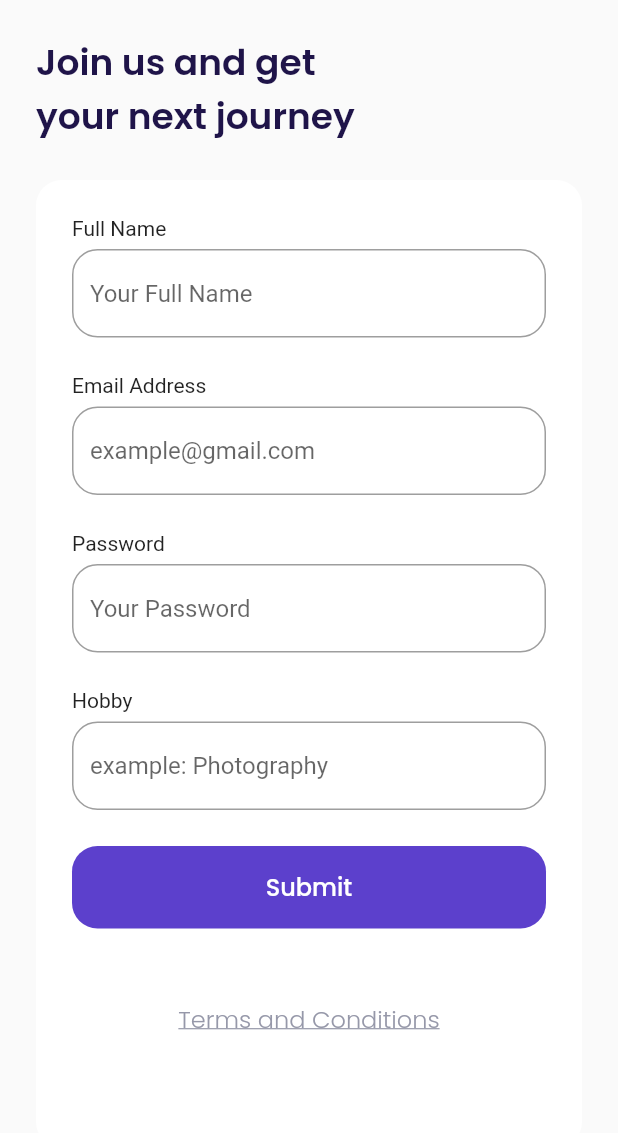
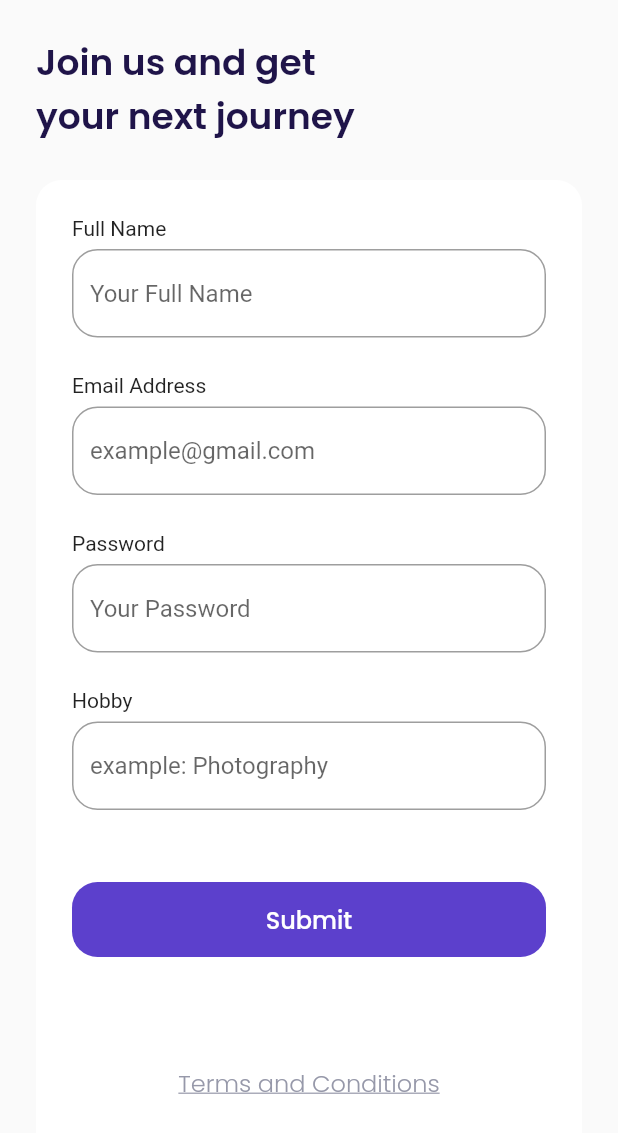
Before and after one commit to Bintaaaa/air_plane_flutter, a Flutter app: the screen it shows after launch, after a tap on "Get Started", on a phone screen of 412 x 824 dp. Shown: the top 1133 px of the screen. Run offline on Flutter 3.47's test engine with Material 2 defaults, Android fonts, the phone set to English and light mode, and no system bars; our stand-ins replace google_fonts.

Commit message:
item bottom withiout boilerplate

```diff
--- a/lib/ui/pages/get_started.dart
+++ b/lib/ui/pages/get_started.dart
@@ -1,3 +1,4 @@
+import 'package:air_plane/ui/widgets/item_button.dart';
 import 'package:flutter/material.dart';
 import '../../style/theme.dart';
 
@@ -43,29 +44,9 @@ class GetStartedPage extends StatelessWidget {
                   ),
                   textAlign: TextAlign.center,
                 ),
-                Container(
-                  margin: EdgeInsets.only(top: defaultMargin,bottom: defaultMargin),
-                  width: 220,
-                  height: 50,
-                  child: TextButton(
-                    onPressed: (){
-                      Navigator.pushNamed(context, '/sign-up-page');
-                    },
-                    style: TextButton.styleFrom(
-                      backgroundColor: kPrimaryColor,
-                      shape: RoundedRectangleBorder(
-                        borderRadius: BorderRadius.circular(defaultRadius)
-                      )
-                    ),
-                    child: Text(
-                      "Get Started",
-                      style: whiteTextStyle.copyWith(
-                        fontSize: 16,
-                        fontWeight: medium
-                      ),
-                    ),
-                  ),
-                )
+                ItemButton(title: "Get Started",width: 220, onPressed: (){
+                  Navigator.pushNamed(context, '/sign-up-page');
+                },)
               ],
             ),
           )
--- a/lib/ui/pages/sign_up_page.dart
+++ b/lib/ui/pages/sign_up_page.dart
@@ -1,3 +1,4 @@
+import 'package:air_plane/ui/widgets/item_button.dart';
 import 'package:flutter/material.dart';
 import '../../style/theme.dart';
 
@@ -51,26 +52,9 @@ class SignUpPage extends StatelessWidget {
       }
 
       Widget submitButtom(){
-        return Container(
-          width: double.infinity,
-          height: 55,
-          child: TextButton(onPressed: (){
-            Navigator.pushNamed(context, '/bonus');
-          },
-              style: TextButton.styleFrom(
-                backgroundColor: kPrimaryColor,
-                shape: RoundedRectangleBorder(
-                  borderRadius: BorderRadius.circular(defaultRadius)
-                )
-              ),
-              child: Text("Submit",
-                style: whiteTextStyle.copyWith(
-                  fontSize: 16,
-                  fontWeight: medium
-                ),
-              ),
-          ),
-        );
+        return ItemButton(title: "Submit", onPressed: (){
+          Navigator.pushNamed(context, '/bonus');
+        },);
       }
 
       Widget tacButton(){
--- /dev/null
+++ b/lib/ui/widgets/item_button.dart
@@ -0,0 +1,35 @@
+import 'package:air_plane/style/theme.dart';
+import 'package:flutter/material.dart';
+
+class ItemButton extends StatelessWidget {
+  final String title;
+  final double width;
+  final Function() onPressed;
+
+  const ItemButton({Key? key, required this.title, this.width = double.infinity, required this.onPressed}) : super(key: key);
+
+  @override
+  Widget build(BuildContext context) {
+    return Container(
+      margin: EdgeInsets.only(top: defaultMargin,bottom: defaultMargin),
+      width: width,
+      height: 50,
+      child: TextButton(
+        onPressed: onPressed,
+        style: TextButton.styleFrom(
+            backgroundColor: kPrimaryColor,
+            shape: RoundedRectangleBorder(
+                borderRadius: BorderRadius.circular(defaultRadius)
+            )
+        ),
+        child: Text(
+          title ,
+          style: whiteTextStyle.copyWith(
+              fontSize: 16,
+              fontWeight: medium
+          ),
+        ),
+      ),
+    );
+  }
+}
```
Also changed, not shown: lib/ui/pages/bonus_page.dart (+5 -22 lines).
